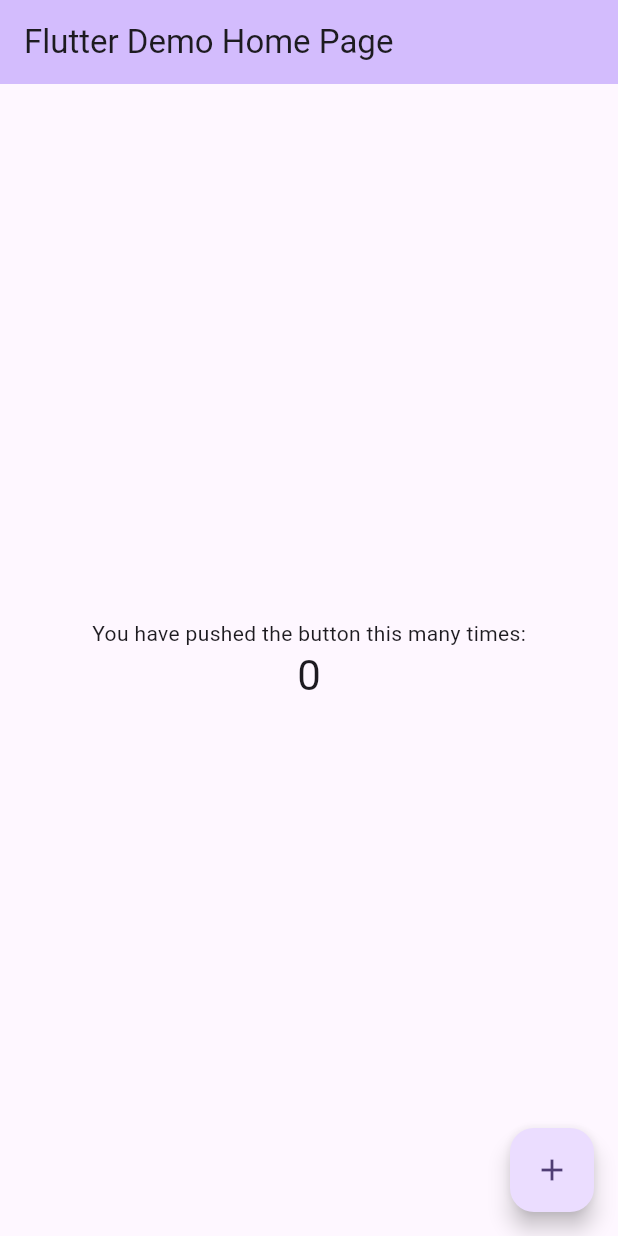
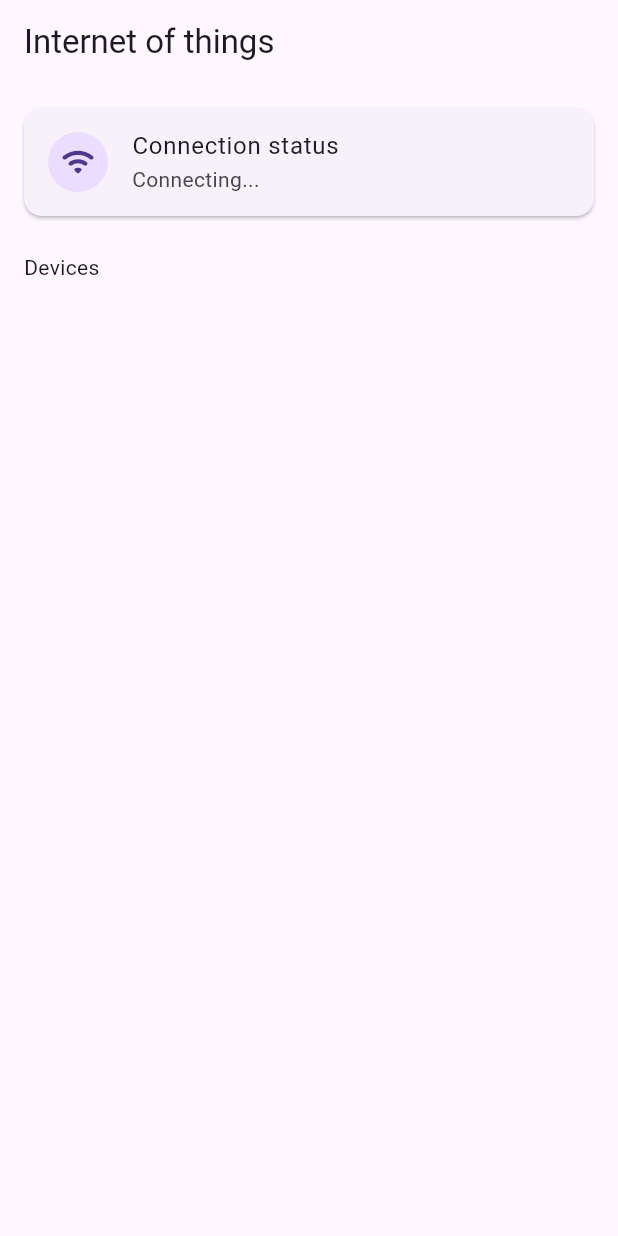
Before and after one commit to rizalanggoro/internet-of-things, a Flutter app: the screen it shows after launch, on a phone screen of 412 x 824 dp. Run offline on Flutter 3.47's test engine with Material 2 defaults, Android fonts, the phone set to English and light mode, and no system bars; our stand-ins replace bloc, flutter_bloc, get_it, go_router; missing offline and left inert: mqtt_client.

Commit message:
konfigurasi awal

```diff
--- /dev/null
+++ b/lib/core/application.dart
@@ -0,0 +1,16 @@
+import 'package:flutter/material.dart';
+import 'package:internet_of_things/core/routes/config.dart';
+
+class Application extends StatelessWidget {
+  const Application({super.key});
+
+  @override
+  Widget build(BuildContext context) {
+    return MaterialApp.router(
+      routerConfig: RoutesConfig.config,
+      theme: ThemeData(
+        useMaterial3: true,
+      ),
+    );
+  }
+}
--- /dev/null
+++ b/lib/core/models/device.dart
@@ -0,0 +1 @@
+class ModelDevice {}
--- /dev/null
+++ b/lib/core/routes/config.dart
@@ -0,0 +1,25 @@
+import 'package:flutter_bloc/flutter_bloc.dart';
+import 'package:go_router/go_router.dart';
+import 'package:internet_of_things/core/routes/routes.dart';
+import 'package:internet_of_things/presentation/pages/device/view.dart';
+import 'package:internet_of_things/presentation/pages/home/cubit.dart';
+import 'package:internet_of_things/presentation/pages/home/view.dart';
+
+class RoutesConfig {
+  static final config = GoRouter(
+    routes: pages,
+  );
+  static final pages = [
+    GoRoute(
+      path: Routes.home,
+      builder: (context, state) => BlocProvider(
+        create: (context) => HomeCubit(),
+        child: const HomeView(),
+      ),
+    ),
+    GoRoute(
+      path: Routes.device,
+      builder: (context, state) => const DeviceView(),
+    ),
+  ];
+}
--- /dev/null
+++ b/lib/core/routes/routes.dart
@@ -0,0 +1,4 @@
+abstract class Routes {
+  static const home = '/';
+  static const device = '/device';
+}
--- a/lib/main.dart
+++ b/lib/main.dart
@@ -1,125 +1,11 @@
 import 'package:flutter/material.dart';
+import 'package:internet_of_things/core/application.dart';
+import 'package:internet_of_things/core/di/dependency_injector.dart';
 
-void main() {
-  runApp(const MyApp());
+void main() async {
+  WidgetsFlutterBinding.ensureInitialized();
+
+  await initializeDependencyInjection();
+
+  runApp(const Application());
 }
-
-class MyApp extends StatelessWidget {
-  const MyApp({super.key});
-
-  // This widget is the root of your application.
-  @override
-  Widget build(BuildContext context) {
-    return MaterialApp(
-      title: 'Flutter Demo',
-      theme: ThemeData(
-        // This is the theme of your application.
-        //
-        // TRY THIS: Try running your application with "flutter run". You'll see
-        // the application has a blue toolbar. Then, without quitting the app,
-        // try changing the seedColor in the colorScheme below to Colors.green
-        // and then invoke "hot reload" (save your changes or press the "hot
-        // reload" button in a Flutter-supported IDE, or press "r" if you used
-        // the command line to start the app).
-        //
-        // Notice that the counter didn't reset back to zero; the application
-        // state is not lost during the reload. To reset the state, use hot
-        // restart instead.
-        //
-        // This works for code too, not just values: Most code changes can be
-        // tested with just a hot reload.
-        colorScheme: ColorScheme.fromSeed(seedColor: Colors.deepPurple),
-        useMaterial3: true,
-      ),
-      home: const MyHomePage(title: 'Flutter Demo Home Page'),
-    );
-  }
-}
-
-class MyHomePage extends StatefulWidget {
-  const MyHomePage({super.key, required this.title});
-
-  // This widget is the home page of your application. It is stateful, meaning
-  // that it has a State object (defined below) that contains fields that affect
-  // how it looks.
-
-  // This class is the configuration for the state. It holds the values (in this
-  // case the title) provided by the parent (in this case the App widget) and
-  // used by the build method of the State. Fields in a Widget subclass are
-  // always marked "final".
-
-  final String title;
-
-  @override
-  State<MyHomePage> createState() => _MyHomePageState();
-}
-
-class _MyHomePageState extends State<MyHomePage> {
-  int _counter = 0;
-
-  void _incrementCounter() {
-    setState(() {
-      // This call to setState tells the Flutter framework that something has
-      // changed in this State, which causes it to rerun the build method below
-      // so that the display can reflect the updated values. If we changed
-      // _counter without calling setState(), then the build method would not be
-      // called again, and so nothing would appear to happen.
-      _counter++;
-    });
-  }
-
-  @override
-  Widget build(BuildContext context) {
-    // This method is rerun every time setState is called, for instance as done
-    // by the _incrementCounter method above.
-    //
-    // The Flutter framework has been optimized to make rerunning build methods
-    // fast, so that you can just rebuild anything that needs updating rather
-    // than having to individually change instances of widgets.
-    return Scaffold(
-      appBar: AppBar(
-        // TRY THIS: Try changing the color here to a specific color (to
-        // Colors.amber, perhaps?) and trigger a hot reload to see the AppBar
-        // change color while the other colors stay the same.
-        backgroundColor: Theme.of(context).colorScheme.inversePrimary,
-        // Here we take the value from the MyHomePage object that was created by
-        // the App.build method, and use it to set our appbar title.
-        title: Text(widget.title),
-      ),
-      body: Center(
-        // Center is a layout widget. It takes a single child and positions it
-        // in the middle of the parent.
-        child: Column(
-          // Column is also a layout widget. It takes a list of children and
-          // arranges them vertically. By default, it sizes itself to fit its
-          // children horizontally, and tries to be as tall as its parent.
-          //
-          // Column has various properties to control how it sizes itself and
-          // how it positions its children. Here we use mainAxisAlignment to
-          // center the children vertically; the main axis here is the vertical
-          // axis because Columns are vertical (the cross axis would be
-          // horizontal).
-          //
-          // TRY THIS: Invoke "debug painting" (choose the "Toggle Debug Paint"
-          // action in the IDE, or press "p" in the console), to see the
-          // wireframe for each widget.
-          mainAxisAlignment: MainAxisAlignment.center,
-          children: <Widget>[
-            const Text(
-              'You have pushed the button this many times:',
-            ),
-            Text(
-              '$_counter',
-              style: Theme.of(context).textTheme.headlineMedium,
-            ),
-          ],
-        ),
-      ),
-      floatingActionButton: FloatingActionButton(
-        onPressed: _incrementCounter,
-        tooltip: 'Increment',
-        child: const Icon(Icons.add),
-      ), // This trailing comma makes auto-formatting nicer for build methods.
-    );
-  }
-}
--- /dev/null
+++ b/lib/presentation/pages/home/state.dart
@@ -0,0 +1,9 @@
+sealed class HomeState {}
+
+class HomeStateInitial extends HomeState {}
+
+class HomeStateConnected extends HomeState {}
+
+class HomeStateConnecting extends HomeState {}
+
+class HomeStateDisconnected extends HomeState {}
--- /dev/null
+++ b/lib/presentation/pages/home/view.dart
@@ -0,0 +1,77 @@
+import 'package:flutter/material.dart';
+import 'package:flutter_bloc/flutter_bloc.dart';
+import 'package:internet_of_things/presentation/pages/home/cubit.dart';
+import 'package:internet_of_things/presentation/pages/home/state.dart';
+
+class HomeView extends StatefulWidget {
+  const HomeView({super.key});
+
+  @override
+  State<HomeView> createState() => _HomeViewState();
+}
+
+class _HomeViewState extends State<HomeView> {
+  @override
+  Widget build(BuildContext context) {
+    return Scaffold(
+      appBar: AppBar(
+        title: const Text('Internet of things'),
+      ),
+      body: SingleChildScrollView(
+        child: Column(
+          crossAxisAlignment: CrossAxisAlignment.start,
+          children: [
+            // card connection status
+            BlocBuilder<HomeCubit, HomeState>(
+              bloc: context.read<HomeCubit>()..openMqttConnection(),
+              builder: (context, state) {
+                var status = 'Disconnected!';
+                if (state is HomeStateConnected) {
+                  status = 'Connected!';
+                } else if (state is HomeStateConnecting) {
+                  status = 'Connecting...';
+                } else if (state is HomeStateDisconnected) {
+                  status = 'Disconnected!';
+                }
+
+                return Card(
+                  clipBehavior: Clip.hardEdge,
+                  margin: const EdgeInsets.only(
+                    left: 16,
+                    right: 16,
+                    top: 16,
+                  ),
+                  child: ListTile(
+                    onTap: () {
+                      if (state is HomeStateConnected) {
+                        context.read<HomeCubit>().closeMqttConnection();
+                      } else if (state is HomeStateDisconnected) {
+                        context.read<HomeCubit>().openMqttConnection();
+                      }
+                    },
+                    title: const Text('Connection status'),
+                    subtitle: Text(status),
+                    leading: const CircleAvatar(
+                      child: Icon(
+                        Icons.wifi_rounded,
+                      ),
+                    ),
+                  ),
+                );
+              },
+            ),
+
+            Padding(
+              padding: const EdgeInsets.only(
+                left: 16,
+                right: 16,
+                top: 24,
+              ),
+              child: Text('Devices'),
+            ),
+          ],
+        ),
+      ),
+    );
+  }
+}
```
Also changed, not shown: lib/core/di/dependency_injector.dart (added, +18 -0 lines), lib/data/providers/mqtt.dart (added, +17 -0 lines), lib/data/repositories/mqtt_impl.dart (added, +49 -0 lines), lib/domain/repositories/mqtt.dart (added, +12 -0 lines), lib/presentation/pages/device/view.dart (added, +15 -0 lines), lib/presentation/pages/home/cubit.dart (added, +51 -0 lines), pubspec.yaml (+8 -5 lines), pubspec.lock, 4 other files.
